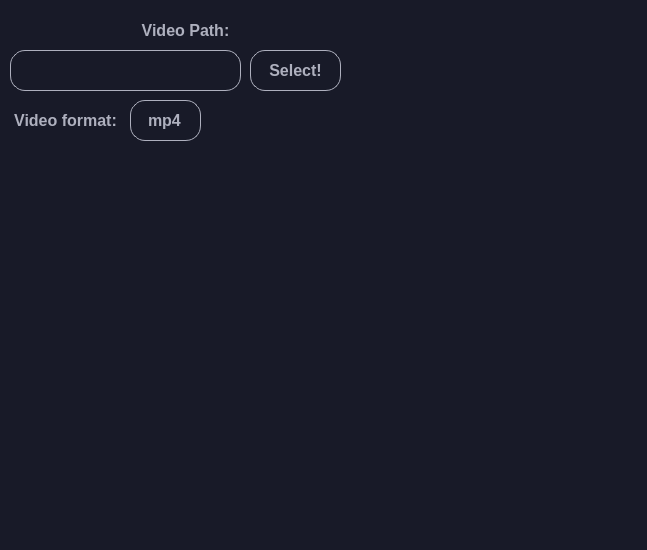
Qt form ui.ui (Pixelsuft/ScreenReader) before a commit.
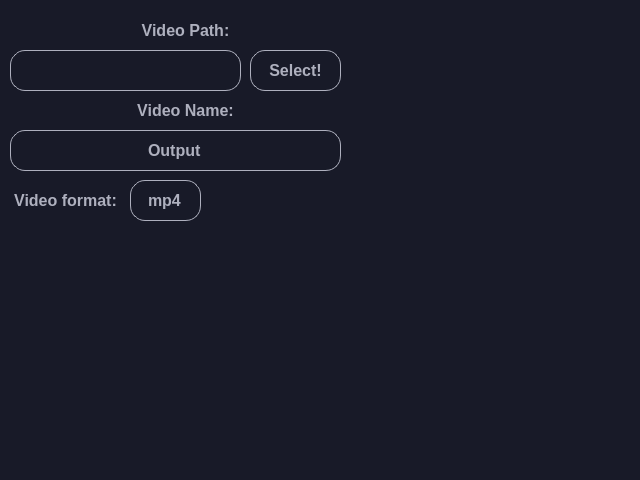
The same form after that commit. Icons and pictures are not drawn.

Patch:
```diff
--- a/ui.ui
+++ b/ui.ui
@@ -6,10 +6,16 @@
    <rect>
     <x>0</x>
     <y>0</y>
-    <width>647</width>
-    <height>550</height>
+    <width>640</width>
+    <height>480</height>
    </rect>
   </property>
+  <property name="minimumSize">
+   <size>
+    <width>640</width>
+    <height>480</height>
+   </size>
+  </property>
   <property name="font">
    <font>
     <family>Segoe UI</family>
@@ -52,7 +58,7 @@
    <widget class="QLabel" name="recordButton">
     <property name="geometry">
      <rect>
-      <x>530</x>
+      <x>520</x>
       <y>10</y>
       <width>101</width>
       <height>91</height>
@@ -74,12 +80,15 @@
     </property>
     <property name="geometry">
      <rect>
-      <x>400</x>
+      <x>390</x>
       <y>10</y>
       <width>101</width>
       <height>91</height>
      </rect>
     </property>
+    <property name="styleSheet">
+     <string notr="true"/>
+    </property>
     <property name="text">
      <string/>
     </property>
@@ -177,7 +186,7 @@
     <property name="geometry">
      <rect>
       <x>10</x>
-      <y>110</y>
+      <y>190</y>
       <width>111</width>
       <height>21</height>
      </rect>
@@ -207,7 +216,7 @@
     <property name="geometry">
      <rect>
       <x>130</x>
-      <y>100</y>
+      <y>180</y>
       <width>71</width>
       <height>41</height>
      </rect>
@@ -231,6 +240,64 @@
      <set>Qt::AlignCenter</set>
     </property>
    </widget>
+   <widget class="QLabel" name="videofilenameLabel">
+    <property name="geometry">
+     <rect>
+      <x>110</x>
+      <y>100</y>
+      <width>151</width>
+      <height>21</height>
+     </rect>
+    </property>
+    <property name="font">
+     <font>
+      <family>Segoe UI</family>
+      <pointsize>12</pointsize>
+      <weight>75</weight>
+      <bold>true</bold>
+     </font>
+    </property>
+    <property name="styleSheet">
+     <string notr="true">* {
+	color: rgb(174, 176, 190);
+	background-color: rgba(0, 0, 0, 0);
+}</string>
+    </property>
+    <property name="text">
+     <string>Video Name:</string>
+    </property>
+    <property name="alignment">
+     <set>Qt::AlignCenter</set>
+    </property>
+   </widget>
+   <widget class="QLineEdit" name="videofilenameEdit">
+    <property name="geometry">
+     <rect>
+      <x>10</x>
+      <y>130</y>
+      <width>331</width>
+      <height>41</height>
+     </rect>
+    </property>
+    <property name="font">
+     <font>
+      <family>Segoe UI</family>
+      <pointsize>12</pointsize>
+      <weight>75</weight>
+      <bold>true</bold>
+     </font>
+    </property>
+    <property name="styleSheet">
+     <string notr="true">border: 1px solid rgb(174, 176, 190);
+border-radius: 15px;</string>
+    </property>
+    <property name="text">
+     <string>Output</string>
+    </property>
+    <property name="alignment">
+     <set>Qt::AlignCenter</set>
+    </property>
+   </widget>
   </widget>
  </widget>
  <resources/>
```
